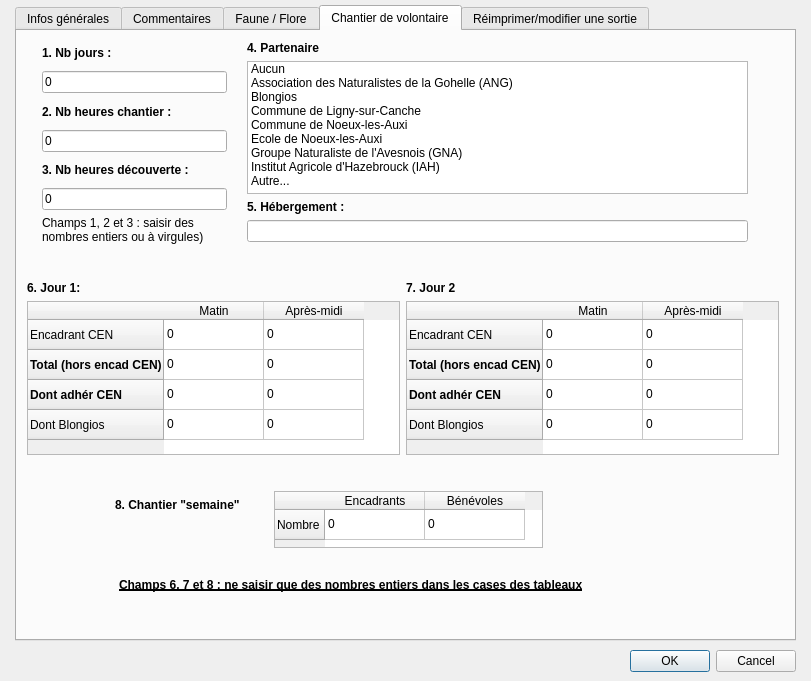
VincentD/bdtravaux, file ui_bdtravaux_sortie.ui: the form before one commit.
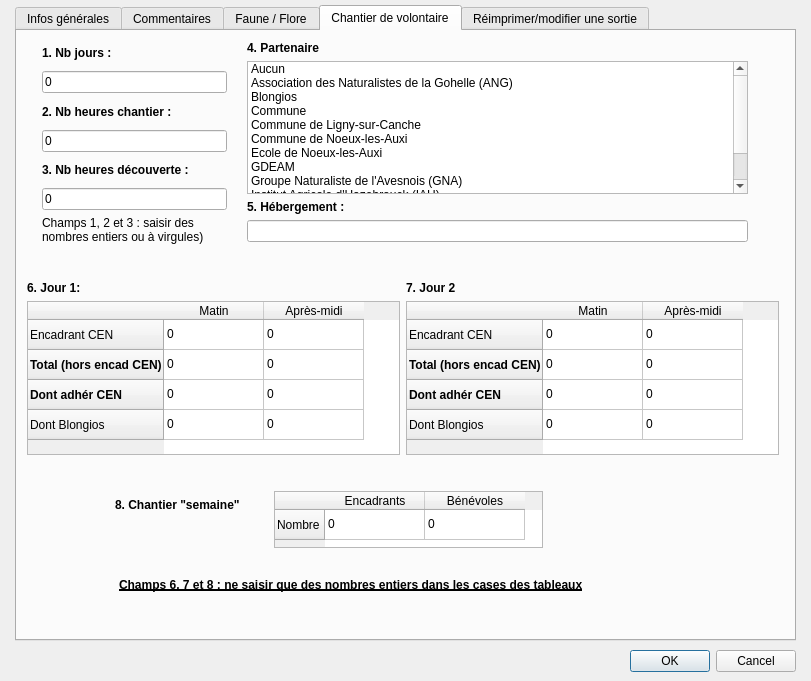
The form after the commit. The open tabs and pages were chosen to show the change.

Diff of the .ui file:
```diff
--- a/ui_bdtravaux_sortie.ui
+++ b/ui_bdtravaux_sortie.ui
@@ -828,6 +828,11 @@
           <string>Blongios</string>
          </property>
         </item>
+        <item>
+         <property name="text">
+          <string>Commune</string>
+         </property>
+        </item>
         <item>
          <property name="text">
           <string>Commune de Ligny-sur-Canche</string>
@@ -843,6 +848,11 @@
           <string>Ecole de Noeux-les-Auxi</string>
          </property>
         </item>
+        <item>
+         <property name="text">
+          <string>GDEAM</string>
+         </property>
+        </item>
         <item>
          <property name="text">
           <string>Groupe Naturaliste de l'Avesnois (GNA)</string>
@@ -853,6 +863,11 @@
           <string>Institut Agricole d'Hazebrouck (IAH)</string>
          </property>
         </item>
+        <item>
+         <property name="text">
+          <string>MFR de Dunkerque</string>
+         </property>
+        </item>
         <item>
          <property name="text">
           <string>Autre...</string>
```
Left out of the diff: 2 changed lines with no effect on the pictures.
